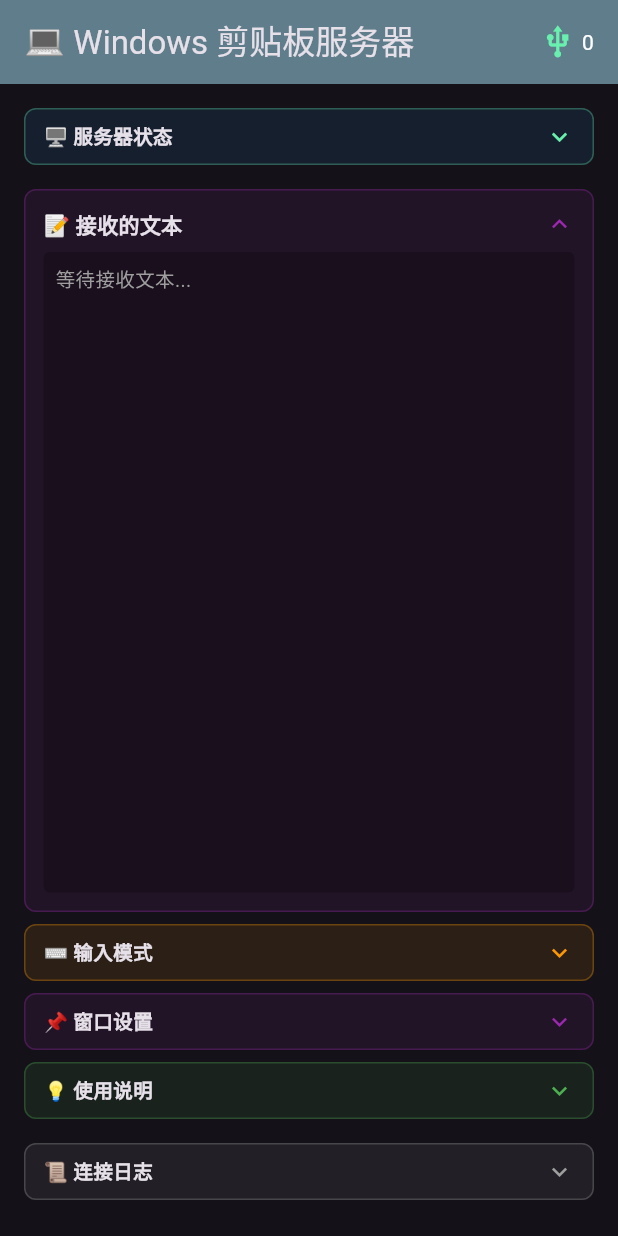
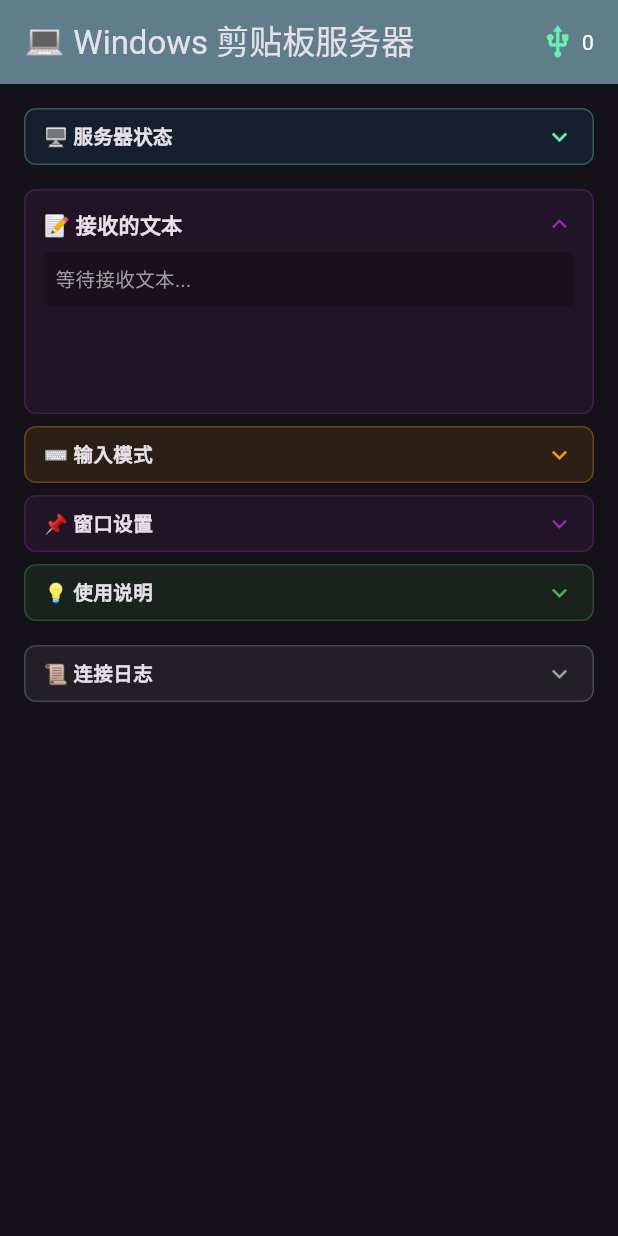
Before and after one commit to liaoxxxx/wlan_clip_boad, a Flutter app: the screen it shows after launch, on a phone screen of 412 x 824 dp. Run offline on Flutter 3.47's test engine with Material 3 defaults, Android fonts, the phone set to English and light mode, and no system bars; our stand-ins replace shared_preferences; missing offline and left inert: bitsdojo_window, dart:ffi, system_tray, win32; Roboto replaces fonts that are missing (Consolas).

Commit message:
fix(windows): 修复Windows剪贴板服务器UI布局问题
- 在主内容区域添加SingleChildScrollView以支持滚动
- 为文本显示容器添加最大高度限制防止溢出
- 调整布局约束避免窗口尺寸变化时的渲染异常
- 优化紧凑模式下的界面元素显示逻辑
- 修复窗口高度自适应计算的性能问题

```diff
--- a/packages/windows_app/lib/windows/windows_server.dart
+++ b/packages/windows_app/lib/windows/windows_server.dart
@@ -452,8 +452,10 @@
         ),
         body: Padding(
           padding: _isMinimalMode ? const EdgeInsets.all(8) : const EdgeInsets.all(16),
+          child: SingleChildScrollView(
             child: Column(
               crossAxisAlignment: CrossAxisAlignment.start,
+              mainAxisSize: MainAxisSize.min,
               children: [
               // 服务器状态 - 可折叠
               if (!_isMinimalMode)
@@ -512,10 +514,12 @@
               if (!_isMinimalMode) const SizedBox(height: 8),
 
               // 实时文本显示区域 - 始终显示，核心组件（可折叠但默认展开）
-              Flexible(
-                flex: _isMinimalMode ? 1 : 2,
-                child: Container(
+              Container(
                 width: double.infinity,
+                constraints: BoxConstraints(
+                  minHeight: _isMinimalMode ? 100 : 150,
+                  maxHeight: _isMinimalMode ? 150 : 250,
+                ),
                 padding: const EdgeInsets.all(12),
                 decoration: BoxDecoration(
                   color: Colors.purple.withOpacity(0.1),
@@ -524,6 +528,7 @@
                 ),
                 child: Column(
                   crossAxisAlignment: CrossAxisAlignment.start,
+                  mainAxisSize: MainAxisSize.min,
                   children: [
                       // 标题栏 - 可点击折叠
                       InkWell(
@@ -572,7 +577,7 @@
                       // 内容区域 - 展开时显示
                       if (_textInputExpanded) ...[
                         const SizedBox(height: 8),
-                        Expanded(
+                        Flexible(
                           child: Container(
                             width: double.infinity,
                             padding: const EdgeInsets.all(8),
@@ -596,7 +601,6 @@
                         ),
                       ],
                   ],
-                  ),
                 ),
               ),
               if (!_isMinimalMode) const SizedBox(height: 8),
@@ -727,9 +731,9 @@
                   },
                   headerColor: Colors.grey,
                   borderColor: Colors.grey,
-                  child: Expanded(
                   child: Container(
                     width: double.infinity,
+                    height: 200, // 固定高度
                     padding: const EdgeInsets.all(12),
                     decoration: BoxDecoration(
                       color: Colors.black26,
@@ -759,8 +763,8 @@
                           ),
                   ),
                 ),
+              ],
             ),
-            ],
           ),
         ),
       ),
```
Lines whose indentation alone changed are shown as unchanged.
